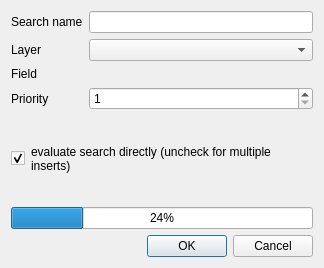
Qt form ui/ui_projectsearch.ui (3nids/quickfinder) before a commit.
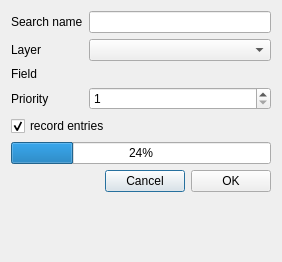
The same form after that commit. Custom widgets are drawn as their Qt base class.

Commit message: add cancel capability to record search

The edit to the form file:
```diff
--- a/ui/ui_projectsearch.ui
+++ b/ui/ui_projectsearch.ui
@@ -6,21 +6,17 @@
    <rect>
     <x>0</x>
     <y>0</y>
-    <width>324</width>
-    <height>268</height>
+    <width>282</width>
+    <height>262</height>
    </rect>
   </property>
   <property name="windowTitle">
    <string>QuickFinder :: add local search layer</string>
   </property>
   <layout class="QFormLayout" name="formLayout">
-   <item row="4" column="0">
-    <widget class="QLabel" name="FieldNameLabel">
-     <property name="text">
-      <string>Field</string>
-     </property>
-    </widget>
-   </item>
+   <property name="fieldGrowthPolicy">
+    <enum>QFormLayout::AllNonFixedFieldsGrow</enum>
+   </property>
    <item row="0" column="0">
     <widget class="QLabel" name="label">
      <property name="text">
@@ -57,6 +53,16 @@
      </property>
     </widget>
    </item>
+   <item row="4" column="0">
+    <widget class="QLabel" name="FieldNameLabel">
+     <property name="text">
+      <string>Field</string>
+     </property>
+    </widget>
+   </item>
+   <item row="4" column="1">
+    <widget class="QgsFieldExpressionWidget" name="fieldExpressionWidget"/>
+   </item>
    <item row="6" column="0">
     <widget class="QLabel" name="label_2">
      <property name="text">
@@ -77,49 +83,6 @@
      </property>
     </widget>
    </item>
-   <item row="8" column="0" colspan="2">
-    <layout class="QGridLayout" name="gridLayout">
-     <item row="0" column="1">
-      <widget class="QLabel" name="label_3">
-       <property name="sizePolicy">
-        <sizepolicy hsizetype="MinimumExpanding" vsizetype="MinimumExpanding">
-         <horstretch>0</horstretch>
-         <verstretch>0</verstretch>
-        </sizepolicy>
-       </property>
-       <property name="text">
-        <string>evaluate search directly (uncheck for multiple inserts)</string>
-       </property>
-       <property name="wordWrap">
-        <bool>true</bool>
-       </property>
-      </widget>
-     </item>
-     <item row="0" column="0">
-      <widget class="QCheckBox" name="evaluateCheckBox">
-       <property name="text">
-        <string/>
-       </property>
-       <property name="checked">
-        <bool>true</bool>
-       </property>
-      </widget>
-     </item>
-    </layout>
-   </item>
-   <item row="10" column="1">
-    <widget class="QDialogButtonBox" name="buttonBox">
-     <property name="orientation">
-      <enum>Qt::Horizontal</enum>
-     </property>
-     <property name="standardButtons">
-      <set>QDialogButtonBox::Cancel|QDialogButtonBox::Ok</set>
-     </property>
-    </widget>
-   </item>
-   <item row="4" column="1">
-    <widget class="QgsFieldExpressionWidget" name="fieldExpressionWidget"/>
-   </item>
    <item row="9" column="0" colspan="2">
     <widget class="QProgressBar" name="progressBar">
      <property name="value">
@@ -127,6 +90,50 @@
      </property>
     </widget>
    </item>
+   <item row="8" column="0" colspan="2">
+    <widget class="QCheckBox" name="evaluateCheckBox">
+     <property name="toolTip">
+      <string>&lt;html&gt;&lt;head/&gt;&lt;body&gt;&lt;p&gt;If checked, the search entries will be recorded directly.&lt;/p&gt;&lt;p&gt;If you want to add several large layers, uncheck it and use the refresh button once all layers have been added.&lt;/p&gt;&lt;/body&gt;&lt;/html&gt;</string>
+     </property>
+     <property name="text">
+      <string>record entries</string>
+     </property>
+     <property name="checked">
+      <bool>true</bool>
+     </property>
+    </widget>
+   </item>
+   <item row="10" column="0" colspan="2">
+    <layout class="QHBoxLayout" name="horizontalLayout">
+     <item>
+      <spacer name="horizontalSpacer">
+       <property name="orientation">
+        <enum>Qt::Horizontal</enum>
+       </property>
+       <property name="sizeHint" stdset="0">
+        <size>
+         <width>40</width>
+         <height>20</height>
+        </size>
+       </property>
+      </spacer>
+     </item>
+     <item>
+      <widget class="QPushButton" name="cancelButton">
+       <property name="text">
+        <string>Cancel</string>
+       </property>
+      </widget>
+     </item>
+     <item>
+      <widget class="QPushButton" name="okButton">
+       <property name="text">
+        <string>OK</string>
+       </property>
+      </widget>
+     </item>
+    </layout>
+   </item>
   </layout>
  </widget>
  <customwidgets>
```
Left out of the diff: 35 changed lines with no effect on the pictures. The commit also changes 3 other files.
